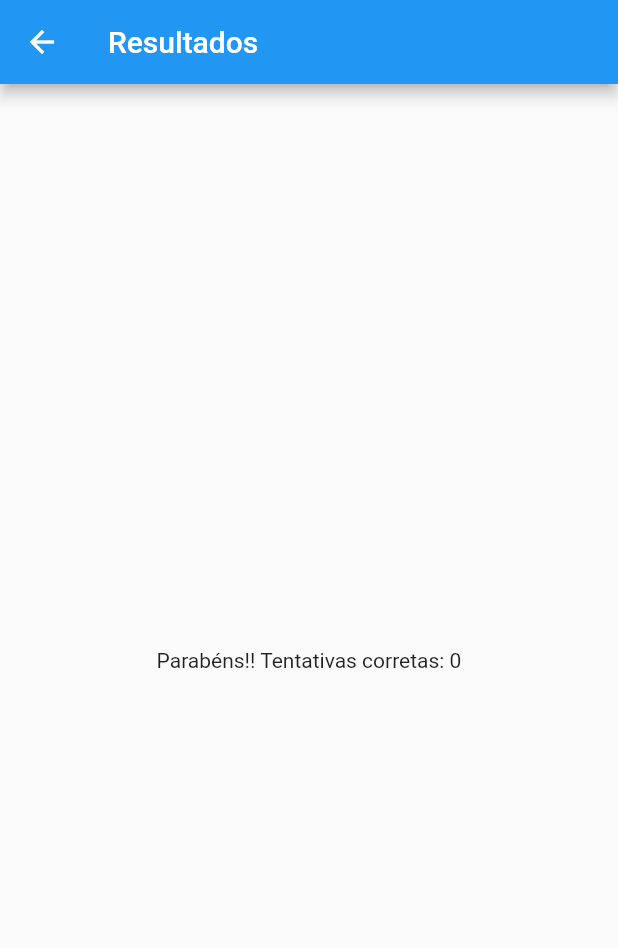
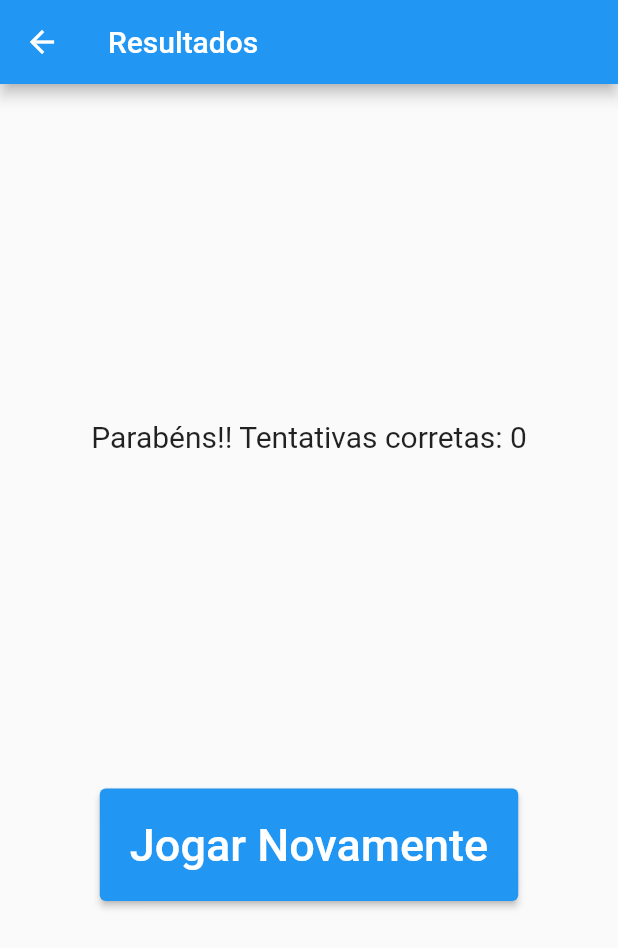
Before and after one commit to Fhuller/pokemon_quiz, a Flutter app: the ResultsScreen screen opened directly with empty values, on a phone screen of 412 x 824 dp. Shown: the top 948 px of the screen. Run offline on Flutter 3.47's test engine with Material 2 defaults, Android fonts, the phone set to English and light mode, and no system bars; network calls fail.

Commit message:
botao jogar novamente

```diff
--- a/lib/screens/resultscreen.dart
+++ b/lib/screens/resultscreen.dart
@@ -1,4 +1,5 @@
 import 'package:flutter/material.dart';
+import 'package:pokemon_quiz/screens/gamescreen.dart';
 
 class ResultsScreen extends StatelessWidget {
   final int correctAttempts;
@@ -14,9 +15,23 @@ class ResultsScreen extends StatelessWidget {
       ),
       body: Center(
         child: Column(
-          mainAxisAlignment: MainAxisAlignment.center,
+          mainAxisAlignment: MainAxisAlignment.spaceEvenly,
           children: [
-            Text('Parabéns!! Tentativas corretas: $correctAttempts'),
+            Text('Parabéns!! Tentativas corretas: $correctAttempts',
+                style: TextStyle(fontSize: 20)),
+            ElevatedButton(
+                onPressed: () {
+                  Navigator.push(
+                    context,
+                    MaterialPageRoute(
+                      builder: (context) => GameScreen(),
+                    ),
+                  );
+                  ;
+                },
+                child: Text('Jogar Novamente', style: TextStyle(fontSize: 30)),
+                style: ElevatedButton.styleFrom(
+                    padding: EdgeInsets.fromLTRB(20, 20, 20, 20)))
           ],
         ),
       ),
```
